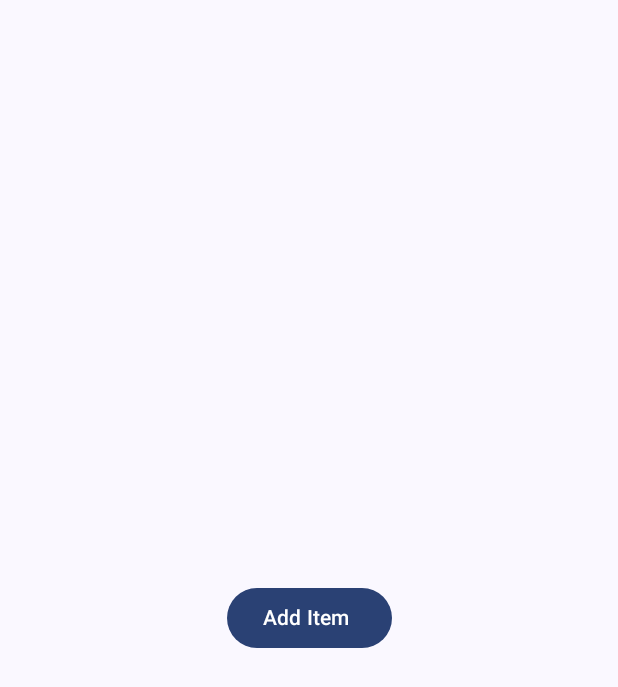
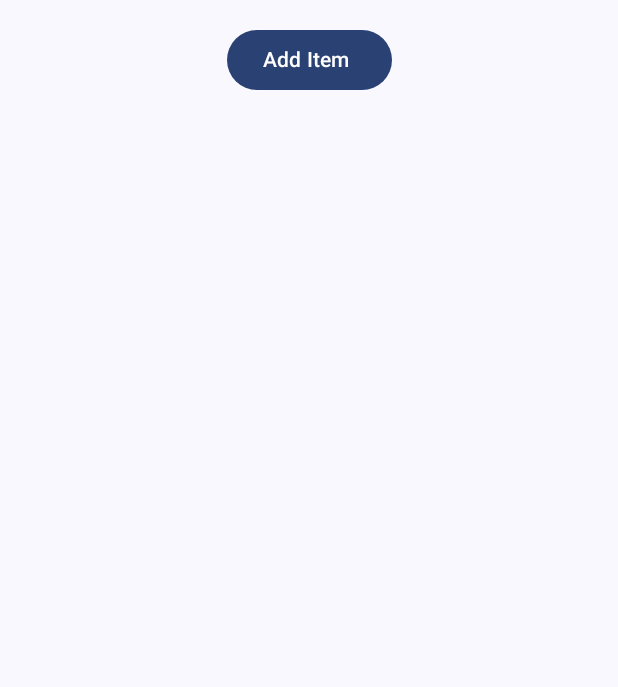
Before and after one commit to iprajwallkurs/Shopping-List-App, an Android app built with Jetpack Compose: the screen it shows after launch (MainActivity), on a phone screen of 412 x 824 dp. Shown: the top 687 px of the screen. Run offline under Robolectric (Android 15) with nearby library versions, the phone set to English and light mode, and no system bars.

```diff
--- a/app/src/main/java/com/example/myshoppinglistapp/MainActivity.kt
+++ b/app/src/main/java/com/example/myshoppinglistapp/MainActivity.kt
@@ -6,18 +6,30 @@ import androidx.activity.compose.setContent
 import androidx.activity.enableEdgeToEdge
 import androidx.compose.foundation.layout.Arrangement
 import androidx.compose.foundation.layout.Column
+import androidx.compose.foundation.layout.Spacer
 import androidx.compose.foundation.layout.fillMaxSize
+import androidx.compose.foundation.layout.height
 import androidx.compose.foundation.layout.padding
+import androidx.compose.foundation.layout.width
+import androidx.compose.foundation.lazy.LazyColumn
+import androidx.compose.foundation.lazy.items
 import androidx.compose.material3.Button
 import androidx.compose.material3.MaterialTheme
 import androidx.compose.material3.Scaffold
 import androidx.compose.material3.Surface
 import androidx.compose.material3.Text
 import androidx.compose.runtime.Composable
+import androidx.compose.runtime.getValue
+import androidx.compose.runtime.mutableStateOf
+import androidx.compose.runtime.remember
+import androidx.compose.runtime.setValue
 import androidx.compose.ui.Alignment
 import androidx.compose.ui.Modifier
+import androidx.compose.ui.graphics.FilterQuality
 import androidx.compose.ui.tooling.preview.Preview
+import androidx.compose.ui.unit.dp
 import com.example.myshoppinglistapp.ui.theme.MyShoppingListAppTheme
+import kotlin.collections.listOf
 
 class MainActivity : ComponentActivity() {
     override fun onCreate(savedInstanceState: Bundle?) {
@@ -26,25 +38,15 @@ class MainActivity : ComponentActivity() {
         setContent {
             MyShoppingListAppTheme {
                 Surface (
-                    modifier = Modifier.fillMaxSize(),
-                    color = MaterialTheme.colorScheme.background
-                ){
-                    Column (
-                             modifier = Modifier.fillMaxSize(),
-                             verticalArrangement = Arrangement.Center
-                    ){
-                        Button(onClick = {},
-                                 modifier = Modifier.align(Alignment.CenterHorizontally)
-                        ) {
-                            Text(text = "Add Item ")
+                        modifier = Modifier.fillMaxSize(),
+                        color = MaterialTheme.colorScheme.background
+                     ){
+                        ShoppingListApp()
+
+                            }
                         }
                     }
 
                 }
 
             }
-
-            }
-
-            }
-        }
--- /dev/null
+++ b/app/src/main/java/com/example/myshoppinglistapp/ShoppingList.kt
@@ -0,0 +1,51 @@
+package com.example.myshoppinglistapp
+
+import androidx.compose.foundation.layout.Arrangement
+import androidx.compose.foundation.layout.Column
+import androidx.compose.foundation.layout.Spacer
+import androidx.compose.foundation.layout.fillMaxSize
+import androidx.compose.foundation.layout.height
+import androidx.compose.foundation.layout.padding
+import androidx.compose.foundation.lazy.LazyColumn
+import androidx.compose.foundation.lazy.items
+import androidx.compose.material3.Button
+import androidx.compose.material3.Text
+import androidx.compose.runtime.ComposableOpenTarget
+import androidx.compose.runtime.getValue
+import androidx.compose.runtime.mutableStateOf
+import androidx.compose.runtime.remember
+import androidx.compose.runtime.setValue
+import androidx.compose.ui.Alignment
+import androidx.compose.ui.Modifier
+import androidx.compose.ui.unit.dp
+import androidx.compose.runtime.Composable
+
+data class ShoppingItem(val id: Int,
+                        var name: String,
+                        var quality: Int,
+                        var isEditing : Boolean = false
+)
+
+@Composable
+
+fun ShoppingListApp(){
+    var sItems by remember { mutableStateOf(listOf<ShoppingItem>()) }
+
+    Column (
+        modifier = Modifier.fillMaxSize(),
+        verticalArrangement = Arrangement.Center
+    ){
+        Spacer(modifier = Modifier.height(16.dp))
+        Button(onClick = {},
+            modifier = Modifier.align(Alignment.CenterHorizontally)
+        ) {
+            Text(text = "Add Item ")
+        }
+        LazyColumn (
+            modifier = Modifier.fillMaxSize().padding(16.dp)
+        ){
+            items(sItems){ }
+
+        }
+    }
+}
```
Also changed, not shown: 1 other file.
